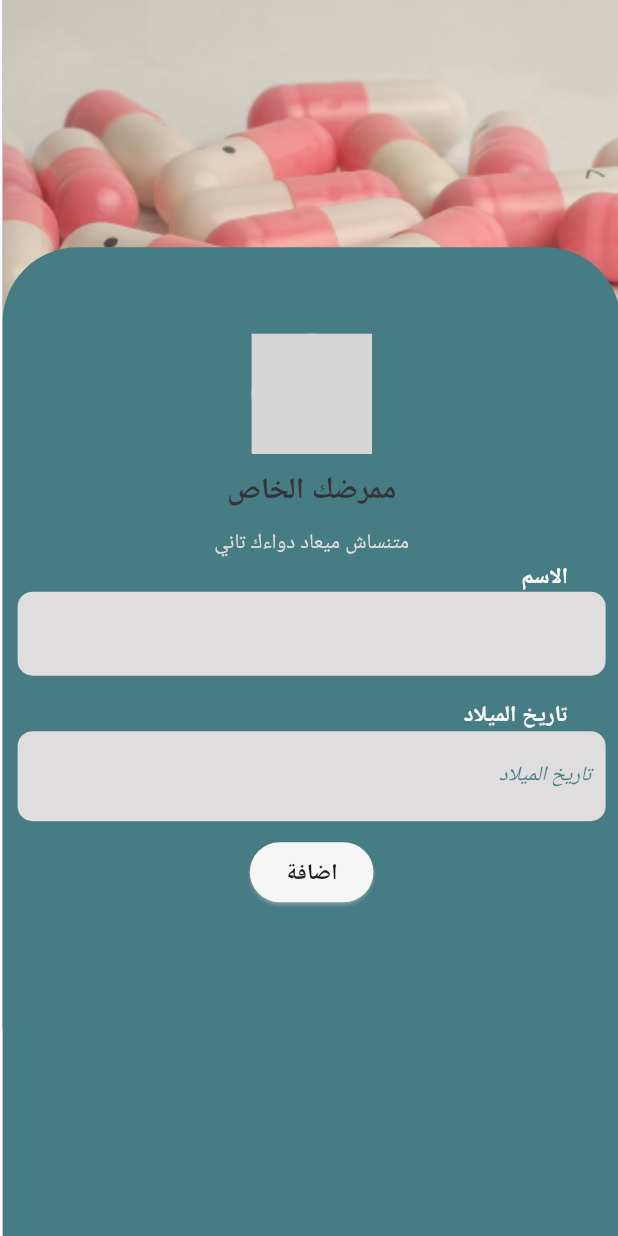
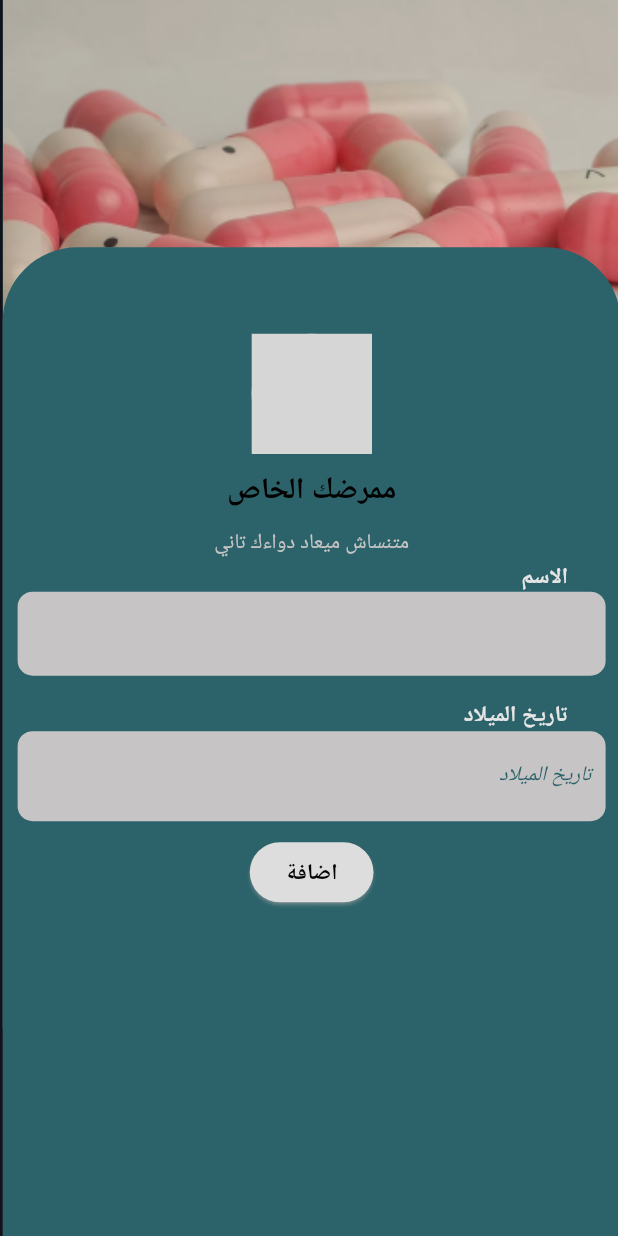
Before and after one commit to ibrahimalnagar45/MedMate, a Flutter app: the screen it shows after launch, swiped to page 3, on a phone screen of 412 x 824 dp. Run offline on Flutter 3.47's test engine with Material 3 defaults, Android fonts, the phone set to English and light mode, and no system bars; our stand-ins replace fl_chart, flutter_bloc, flutter_local_notifications, flutter_localization, flutter_svg, get_it and 4 more; missing offline and left inert: android_intent_plus, jbh_ringtone, workmanager; accounts and stored records are empty; Roboto replaces fonts that are missing (Scada); project files that could hold a hidden picture were left out; grey boxes are pictures that could not be loaded.

Commit message:
refactor mode and language management; update ModeManager and LanguageCubit to use ThemeData and Locale types

```diff
--- a/lib/core/helpers/mode_manager.dart
+++ b/lib/core/helpers/mode_manager.dart
@@ -1,17 +1,24 @@
+import 'package:flutter/material.dart';
+import 'package:midmate/core/themes/app_theme.dart';
 import 'package:shared_preferences/shared_preferences.dart';
 
 class ModeManager {
   static const _modeKey = 'app_mode'; // or 'theme_mode'
 
   // Save mode
-  static Future<void> setMode(String mode) async {
+  static Future<void> setMode(ThemeData mode) async {
     final prefs = await SharedPreferences.getInstance();
-    await prefs.setString(_modeKey, mode);
+    String te = mode == ThemeData.dark() ? 'dark' : 'light';
+    await prefs.setString(_modeKey, te);
   }
 
   // Get mode
-  static Future<String?> getMode() async {
+  static Future<ThemeData> getMode() async {
     final prefs = await SharedPreferences.getInstance();
-    return prefs.getString(_modeKey);
+    final ThemeData theme =
+        prefs.getString(_modeKey) == 'light'
+            ? AppTheme.buildLightTheme()
+            : AppTheme.buildDarkTheme();
+    return theme;
   }
 }
--- a/lib/core/managers/language_cubit/language_state.dart
+++ b/lib/core/managers/language_cubit/language_state.dart
@@ -5,7 +5,7 @@ sealed class LanguageState {}
 final class LanguageInitial extends LanguageState {}
 
 final class LanguageChanged extends LanguageState {
-  final String languageCode;
+  final Locale languageCode;
   LanguageChanged({required this.languageCode});
 }
 
--- a/lib/core/managers/mode_cubit/mode_cubit.dart
+++ b/lib/core/managers/mode_cubit/mode_cubit.dart
@@ -4,26 +4,26 @@ import 'package:flutter/material.dart';
 import 'package:flutter_bloc/flutter_bloc.dart';
 
 import '../../helpers/mode_manager.dart';
+import '../../themes/app_theme.dart';
 
 part 'mode_state.dart';
 
-class ModeCubit extends Cubit<ModeState> {
-  ModeCubit() : super(ModeInitial());
+class ModeCubit extends Cubit<ThemeData> {
+  ModeCubit() : super(AppTheme.buildLightTheme());
 
-  Future<ThemeMode> getMode() async {
-    String mode = await ModeManager.getMode() ?? 'light';
+  Future<void> getMode() async {
+    ThemeData mode = await ModeManager.getMode();
 
-    emit(Modechanged(mode: mode));
-    return mode == 'dark' ? ThemeMode.dark : ThemeMode.light;
+    emit(mode);
   }
 
   void toggleMode() async {
     final String newMode;
     try {
-      newMode = await ModeManager.getMode() == 'light' ? 'dark' : 'light';
+      ThemeData newMode = await ModeManager.getMode();
       await ModeManager.setMode(newMode);
-      log(newMode);
-      emit(Modechanged(mode: newMode));
+
+      emit(newMode);
     } catch (e) {
       throw Exception(e.toString());
     }
--- a/lib/features/today_meds/presentation/views/widgets/today_meds_view_body.dart
+++ b/lib/features/today_meds/presentation/views/widgets/today_meds_view_body.dart
@@ -20,6 +20,9 @@ class TodayMedsViewBody extends StatelessWidget {
         autoleading: true,
       ),
       body: BlocBuilder<TodayMedsCubit, TodayMedsState>(
+        buildWhen: (previous, current) {
+          return previous != current;
+        },
         builder: (context, state) {
           if (state is GetTodayMedsSuccess) {
             return Padding(
--- a/lib/main.dart
+++ b/lib/main.dart
@@ -11,6 +11,7 @@ import 'package:midmate/utils/service_locator.dart';
 import 'package:midmate/features/home/data/local_data_base/sq_helper.dart';
 import 'package:workmanager/workmanager.dart';
 import 'core/services/background_service.dart';
+import 'features/home/data/local_data_base/crud.dart';
 import 'features/splash/presentation/views/splash_view.dart';
 import 'package:timezone/data/latest_all.dart' as tz;
 import 'package:timezone/timezone.dart' as tz;
@@ -41,10 +42,13 @@ class MyApp extends StatelessWidget {
 
   @override
   Widget build(BuildContext context) {
-    return BlocBuilder<ModeCubit, ModeState>(
-      builder: (context, state) {
+    final theme = context.watch<ModeCubit>().state;
+    final locale = context.watch<LanguageCubit>().state;
+    // final isArabic =
+    //     locale is LanguageChanged && locale.languageCode == 'ar' ? 'ar' : 'en';
+
     return MaterialApp(
-          locale: Locale('ar'),
+      locale: locale,
       localizationsDelegates: const [
         S.delegate,
         GlobalMaterialLocalizations.delegate,
@@ -56,18 +60,10 @@ class MyApp extends StatelessWidget {
       navigatorKey: navigatorKey,
       debugShowCheckedModeBanner: false,
       title: 'Remind Me',
-          theme:
-              state is Modechanged && state.mode == 'light'
-                  ? AppTheme.buildLightTheme()
-                  : AppTheme.buildDarkTheme(),
+      theme: theme,
       darkTheme: AppTheme.buildDarkTheme(),
-          themeMode:
-              state is Modechanged && state.mode == 'light'
-                  ? ThemeMode.light
-                  : ThemeMode.dark,
+      themeMode: theme == ThemeData.light() ? ThemeMode.light : ThemeMode.dark,
       home: SplashView(),
-        );
-      },
     );
   }
 }
@@ -91,5 +87,5 @@ Future<void> _initializeAppServices() async {
 
   Bloc.observer = CustomBlocObserval();
 
-  // Crud.instance.delelteEverthing();
+  Crud.instance.delelteEverthing();
 }
```
Also changed, not shown: lib/core/managers/language_cubit/language_cubit.dart (+10 -12 lines), lib/features/home/data/local_data_base/crud.dart (+2 -7 lines), lib/features/today_meds/presentation/manager/cubit/today_meds_cubit.dart (+4 -4 lines). Lines whose indentation alone changed are shown as unchanged.
